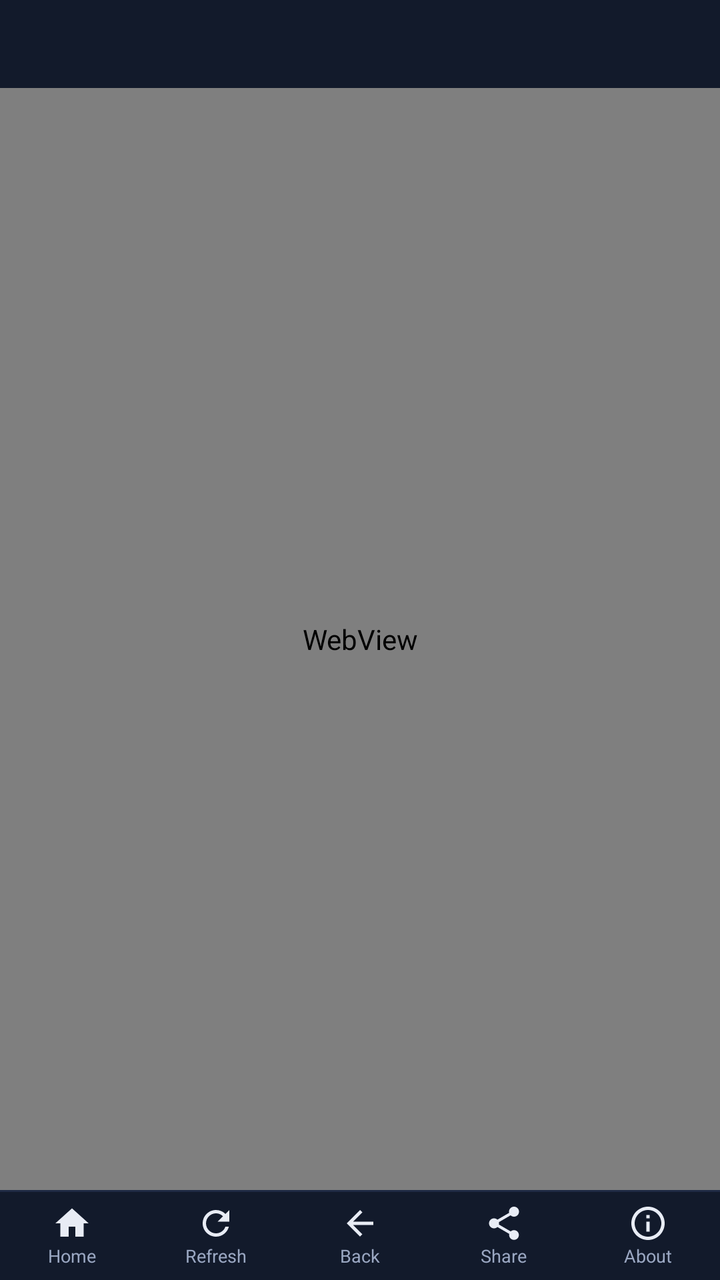
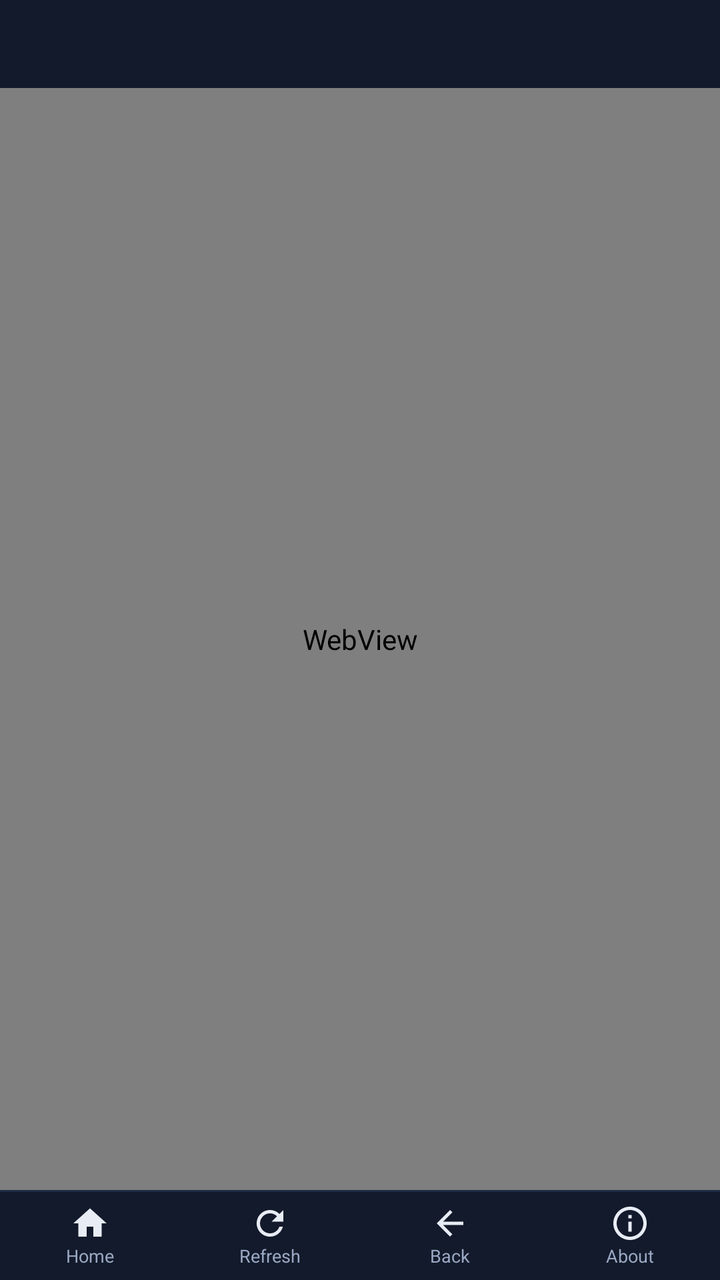

Two renders of the same Android screen: before a commit and after it. Below are the layout's source before the change and the commit's diff.
<!-- AndroidManifest.xml: application theme Theme.Muufi -->
<!-- res/layout/activity_main.xml -->
<?xml version="1.0" encoding="utf-8"?>
<FrameLayout xmlns:android="http://schemas.android.com/apk/res/android"
    android:layout_width="match_parent"
    android:layout_height="match_parent"
    android:background="@color/bg"
    android:fitsSystemWindows="true">

    <LinearLayout
        android:layout_width="match_parent"
        android:layout_height="match_parent"
        android:orientation="vertical">

        
        <androidx.appcompat.widget.Toolbar
            android:id="@+id/toolbar"
            android:layout_width="match_parent"
            android:layout_height="44dp"
            android:background="@color/bar"
            android:minHeight="44dp"
            android:title="@string/app_name"
            android:titleTextColor="@color/text" />

        
        <WebView
            android:id="@+id/webview"
            android:layout_width="match_parent"
            android:layout_height="0dp"
            android:layout_weight="1" />

        <View
            android:layout_width="match_parent"
            android:layout_height="1dp"
            android:background="@color/bar_stroke" />

        
        <LinearLayout
            android:id="@+id/bottombar"
            android:layout_width="match_parent"
            android:layout_height="44dp"
            android:orientation="horizontal"
            android:gravity="center_vertical"
            android:background="@color/bar">

            <LinearLayout
                android:id="@+id/btnHome"
                style="@style/MuufiBottomButton">

                <ImageView
                    android:layout_width="20dp"
                    android:layout_height="20dp"
                    android:contentDescription="@string/home"
                    android:src="@drawable/ic_home"
                    android:tint="@color/text" />

                <TextView style="@style/MuufiBottomLabel" android:text="@string/home" />
            </LinearLayout>

            <LinearLayout
                android:id="@+id/btnRefresh"
                style="@style/MuufiBottomButton">

                <ImageView
                    android:layout_width="20dp"
                    android:layout_height="20dp"
                    android:contentDescription="@string/refresh"
                    android:src="@drawable/ic_refresh"
                    android:tint="@color/text" />

                <TextView style="@style/MuufiBottomLabel" android:text="@string/refresh" />
            </LinearLayout>

            <LinearLayout
                android:id="@+id/btnBack"
                style="@style/MuufiBottomButton">

                <ImageView
                    android:layout_width="20dp"
                    android:layout_height="20dp"
                    android:contentDescription="@string/back"
                    android:src="@drawable/ic_back"
                    android:tint="@color/text" />

                <TextView style="@style/MuufiBottomLabel" android:text="@string/back" />
            </LinearLayout>

            <LinearLayout
                android:id="@+id/btnShare"
                style="@style/MuufiBottomButton">

                <ImageView
                    android:layout_width="20dp"
                    android:layout_height="20dp"
                    android:contentDescription="@string/share"
                    android:src="@drawable/ic_share"
                    android:tint="@color/text" />

                <TextView style="@style/MuufiBottomLabel" android:text="@string/share" />
            </LinearLayout>

            <LinearLayout
                android:id="@+id/btnInfo"
                style="@style/MuufiBottomButton">

                <ImageView
                    android:layout_width="20dp"
                    android:layout_height="20dp"
                    android:contentDescription="@string/about"
                    android:src="@drawable/ic_info"
                    android:tint="@color/text" />

                <TextView style="@style/MuufiBottomLabel" android:text="@string/about" />
            </LinearLayout>
        </LinearLayout>
    </LinearLayout>

    
    <FrameLayout
        android:id="@+id/fullscreenContainer"
        android:layout_width="match_parent"
        android:layout_height="match_parent"
        android:background="#FF000000"
        android:visibility="gone" />
</FrameLayout>
<!-- resources referenced by this layout -->
<resources>
  <color name="bar">#FF121A2B</color>
  <color name="bar_stroke">#FF1F2A44</color>
  <color name="bg">#FF0B1220</color>
  <color name="text">#FFE8ECF5</color>
  <!-- drawable ic_back (drawable) -->
  <vector xmlns:android="http://schemas.android.com/apk/res/android"
      android:width="24dp" android:height="24dp"
      android:viewportWidth="24" android:viewportHeight="24">
      <path android:fillColor="#FFFFFFFF"
          android:pathData="M20,11H7.83l5.59,-5.59L12,4l-8,8 8,8 1.41,-1.41L7.83,13H20v-2z" />
  </vector>
  <!-- drawable ic_home (drawable) -->
  <vector xmlns:android="http://schemas.android.com/apk/res/android"
      android:width="24dp" android:height="24dp"
      android:viewportWidth="24" android:viewportHeight="24">
      <path android:fillColor="#FFFFFFFF"
          android:pathData="M10,20v-6h4v6h5v-8h3L12,3 2,12h3v8z" />
  </vector>
  <!-- drawable ic_info (drawable) -->
  <vector xmlns:android="http://schemas.android.com/apk/res/android"
      android:width="24dp" android:height="24dp"
      android:viewportWidth="24" android:viewportHeight="24">
      <path android:fillColor="#FFFFFFFF"
          android:pathData="M11,7h2v2h-2zM11,11h2v6h-2zM12,2C6.48,2 2,6.48 2,12s4.48,10 10,10 10,-4.48 10,-10S17.52,2 12,2zM12,20c-4.41,0 -8,-3.59 -8,-8s3.59,-8 8,-8 8,3.59 8,8 -3.59,8 -8,8z" />
  </vector>
  <!-- drawable ic_refresh (drawable) -->
  <vector xmlns:android="http://schemas.android.com/apk/res/android"
      android:width="24dp" android:height="24dp"
      android:viewportWidth="24" android:viewportHeight="24">
      <path android:fillColor="#FFFFFFFF"
          android:pathData="M17.65,6.35C16.2,4.9 14.21,4 12,4c-4.42,0 -7.99,3.58 -8,8s3.58,8 8,8c3.73,0 6.84,-2.55 7.73,-6h-2.08c-0.82,2.33 -3.04,4 -5.65,4 -3.31,0 -6,-2.69 -6,-6s2.69,-6 6,-6c1.66,0 3.14,0.69 4.22,1.78L13,11h7V4l-2.35,2.35z" />
  </vector>
  <string name="about">About</string>
  <string name="app_name">muufi</string>
  <string name="back">Back</string>
  <string name="home">Home</string>
  <string name="refresh">Refresh</string>
  <string name="share">Share</string>
  <style name="MuufiBottomButton">
          <item name="android:layout_width">0dp</item>
          <item name="android:layout_height">match_parent</item>
          <item name="android:layout_weight">1</item>
          <item name="android:orientation">vertical</item>
          <item name="android:gravity">center</item>
          <item name="android:clickable">true</item>
          <item name="android:focusable">true</item>
          <item name="android:background">?android:attr/selectableItemBackground</item>
      </style>
  <style name="MuufiBottomLabel">
          <item name="android:layout_width">wrap_content</item>
          <item name="android:layout_height">wrap_content</item>
          <item name="android:textSize">9sp</item>
          <item name="android:textColor">@color/muted</item>
      </style>
  <style name="Theme.Muufi" parent="Theme.AppCompat.DayNight.NoActionBar">
          <item name="android:windowBackground">@color/bg</item>
          <item name="android:statusBarColor">@color/bar</item>
          <item name="android:navigationBarColor">@color/bar</item>
          <item name="android:windowLightStatusBar">false</item>
          <item name="colorAccent">@color/accent</item>
      </style>
  <color name="muted">#FF9AA7C2</color>
  <color name="accent">#FF2563EB</color>
</resources>

<!-- the commit's change to res/layout/activity_main.xml (unified diff, before → after) -->
@@ -84,20 +84,6 @@
             </LinearLayout>
 
             <LinearLayout
-                android:id="@+id/btnShare"
-                style="@style/MuufiBottomButton">
-
-                <ImageView
-                    android:layout_width="20dp"
-                    android:layout_height="20dp"
-                    android:contentDescription="@string/share"
-                    android:src="@drawable/ic_share"
-                    android:tint="@color/text" />
-
-                <TextView style="@style/MuufiBottomLabel" android:text="@string/share" />
-            </LinearLayout>
-
-            <LinearLayout
                 android:id="@+id/btnInfo"
                 style="@style/MuufiBottomButton">
 
<!-- resource entries referenced after the edit -->
@@ -37,7 +37,6 @@
   <string name="back">Back</string>
   <string name="home">Home</string>
   <string name="refresh">Refresh</string>
-  <string name="share">Share</string>
   <style name="MuufiBottomButton">
           <item name="android:layout_width">0dp</item>
           <item name="android:layout_height">match_parent</item>
